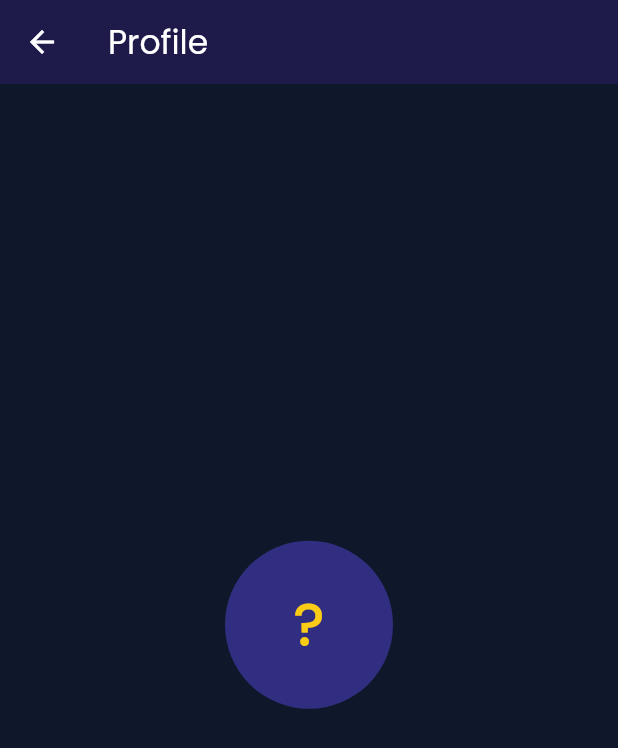
After one commit to evavo19/responsi-124240156, a Flutter app: the ProfilePage screen opened directly, on a phone screen of 412 x 824 dp. The commit adds this screen. Shown: the top 748 px of the screen. Run offline on Flutter 3.47's test engine with Material 3 defaults, Android fonts, the phone set to English and light mode, and no system bars; our stand-ins replace flutter_local_notifications, google_fonts, hive_flutter, shared_preferences; accounts and stored records are empty; network calls fail.

Commit message:
finalisasi responsi, bismillah

```diff
--- a/lib/main.dart
+++ b/lib/main.dart
@@ -27,7 +27,7 @@ class MyApp extends StatelessWidget {
   @override
   Widget build(BuildContext context) {
     return MaterialApp(
-      title: 'Harry Potter',
+      title: 'Harry Potter Library',
       debugShowCheckedModeBanner: false,
       scaffoldMessengerKey: messengerKey,
       navigatorKey: navigatorKey,
--- a/lib/screens/favorite_spells.dart
+++ b/lib/screens/favorite_spells.dart
@@ -27,7 +27,6 @@ class FavoriteSpellsPage extends StatelessWidget {
       body: ValueListenableBuilder(
         valueListenable: box.listenable(),
         builder: (context, Box b, _) {
-          // Tampilan saat belum ada spell yang difavoritkan
           if (b.isEmpty) {
             return const Center(
               child: Padding(
--- /dev/null
+++ b/lib/screens/profil.dart
@@ -0,0 +1,63 @@
+import 'package:flutter/material.dart';
+import 'package:shared_preferences/shared_preferences.dart';
+
+class ProfilePage extends StatefulWidget {
+  const ProfilePage({super.key});
+
+  @override
+  State<ProfilePage> createState() => _ProfilePageState();
+}
+
+class _ProfilePageState extends State<ProfilePage> {
+  String _name = '-';
+
+  @override
+  void initState() {
+    super.initState();
+    _loadName();
+  }
+
+  Future<void> _loadName() async {
+    final prefs = await SharedPreferences.getInstance();
+    setState(() => _name = prefs.getString('username') ?? '-');
+  }
+
+  @override
+  Widget build(BuildContext context) {
+    return Scaffold(
+      backgroundColor: const Color(0xFF0F172A),
+      appBar: AppBar(
+        backgroundColor: const Color(0xFF1E1B4B),
+        foregroundColor: Colors.white,
+        title: const Text('Profile'),
+      ),
+      body: Center(
+        child: Column(
+          mainAxisSize: MainAxisSize.min,
+          children: [
+            CircleAvatar(
+              radius: 56,
+              backgroundColor: const Color(0xFF312E81),
+              child: Text(
+                _name.isNotEmpty ? _name[0].toUpperCase() : '?',
+                style: const TextStyle(
+                  fontSize: 40,
+                  color: Color(0xFFFACC15),
+                ),
+              ),
+            ),
+            const SizedBox(height: 16),
+            Text(
+              _name,
+              style: const TextStyle(
+                fontSize: 22,
+                fontWeight: FontWeight.bold,
+                color: Colors.white,
+              ),
+            ),
+          ],
+        ),
+      ),
+    );
+  }
+}
--- a/lib/screens/spells.dart
+++ b/lib/screens/spells.dart
@@ -67,7 +67,7 @@ class _SpellsPageState extends State<SpellsPage> {
         title: Text(
           'Harry Potter Spells Gallery',
           style: GoogleFonts.uncialAntiqua(
-            fontSize: 19,
+            fontSize: 15,
             color: const Color(0xFFFACC15),
           ),
         ),
@@ -185,7 +185,7 @@ class _SpellsPageState extends State<SpellsPage> {
                     ),
                     onPressed: () => Navigator.pop(context),
                     child: const Text(
-                      'Characters',
+                      'Books',
                       style:
                           TextStyle(fontWeight: FontWeight.bold, fontSize: 16),
                     ),
--- a/lib/services/notification.dart
+++ b/lib/services/notification.dart
@@ -8,7 +8,6 @@ class NotificationService {
     const android = AndroidInitializationSettings('@mipmap/ic_launcher');
     await _plugin.initialize(const InitializationSettings(android: android));
 
-    // Android 13+ butuh izin notifikasi saat runtime
     await _plugin
         .resolvePlatformSpecificImplementation<
           AndroidFlutterLocalNotificationsPlugin
@@ -16,7 +15,6 @@ class NotificationService {
         ?.requestNotificationsPermission();
   }
 
-  // Immediate Notification: langsung tampil saat dipanggil
   static Future<void> showDeleteNotification(String spellName) async {
     const details = NotificationDetails(
       android: AndroidNotificationDetails(
@@ -29,7 +27,7 @@ class NotificationService {
     );
 
     await _plugin.show(
-      DateTime.now().millisecondsSinceEpoch ~/ 1000, // id unik
+      DateTime.now().millisecondsSinceEpoch ~/ 1000,
       'Delete notification',
       'You deleted $spellName from your fav list!',
       details,
```
Also changed, not shown: lib/screens/character.dart (+20 -21 lines), lib/screens/character_detail.dart (+53 -28 lines), lib/screens/login.dart (+4 -4 lines), lib/services/api_service.dart (+15 -12 lines), 1 other file.
